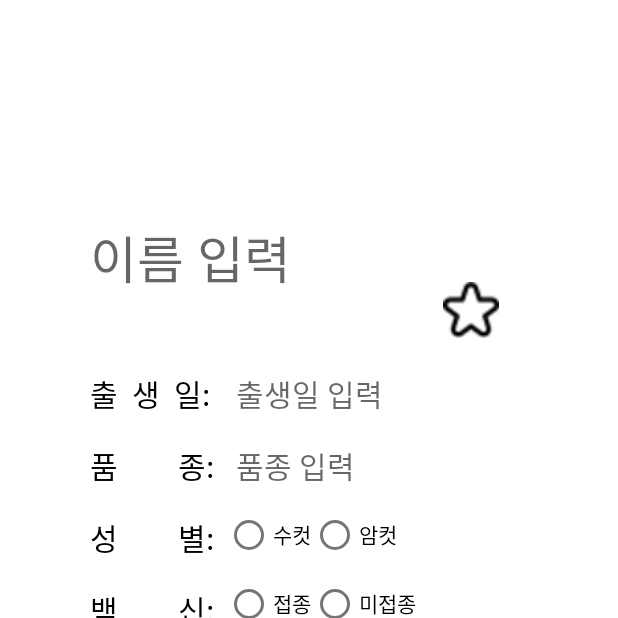
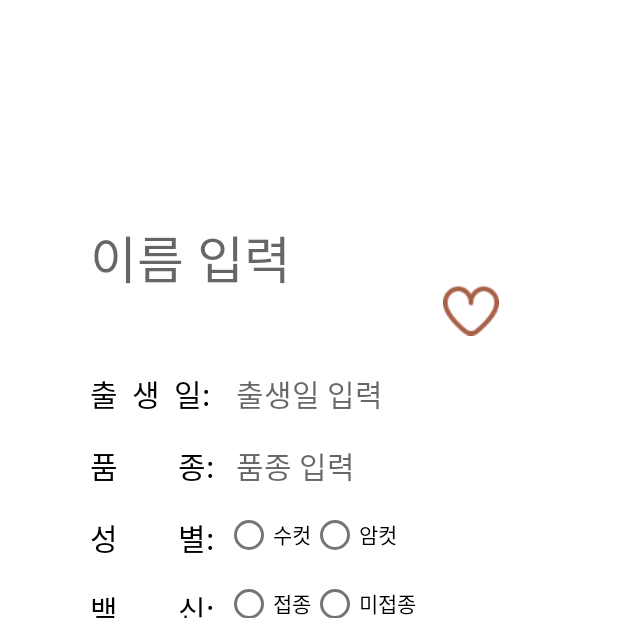
Before and after one commit to youngjuj/im_cow, an Android app: the RegistInfoActivity screen opened directly, with no data from a screen before it, on a phone screen of 412 x 824 dp, the top half of it. Run offline under Robolectric (Android 15) with nearby library versions, the phone set to English and light mode, and no system bars; our stand-ins replace data binding.

Commit message:
heart edit

```diff
--- a/app/src/main/res/layout/activity_regist_info.xml
+++ b/app/src/main/res/layout/activity_regist_info.xml
@@ -151,12 +151,12 @@
             android:layout_width="37dp"
             android:layout_height="37dp"
             android:layout_marginTop="32dp"
-            android:src="@drawable/star"
+            android:src="@drawable/emptyheart"
             app:layout_constraintEnd_toEndOf="parent"
             app:layout_constraintHorizontal_bias="0.307"
             app:layout_constraintStart_toEndOf="@+id/etRegistName"
             app:layout_constraintTop_toTopOf="@+id/etRegistName"
-            app:srcCompat="@drawable/star" />
+            app:srcCompat="@drawable/emptyheart" />
 
         <android.widget.Button
             android:id="@+id/btnRegistInfoCancel"
```
